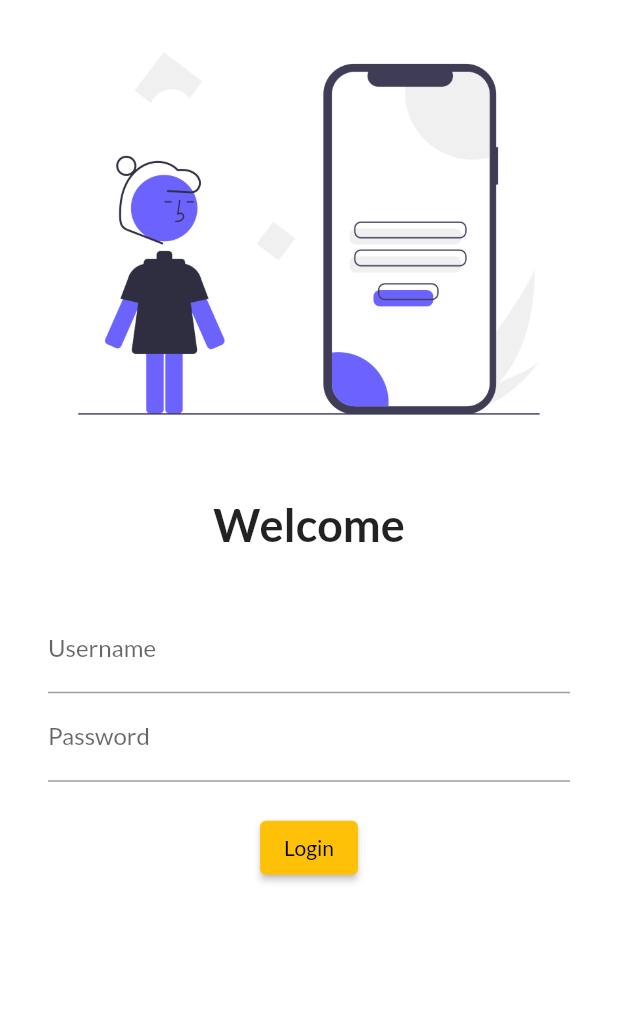
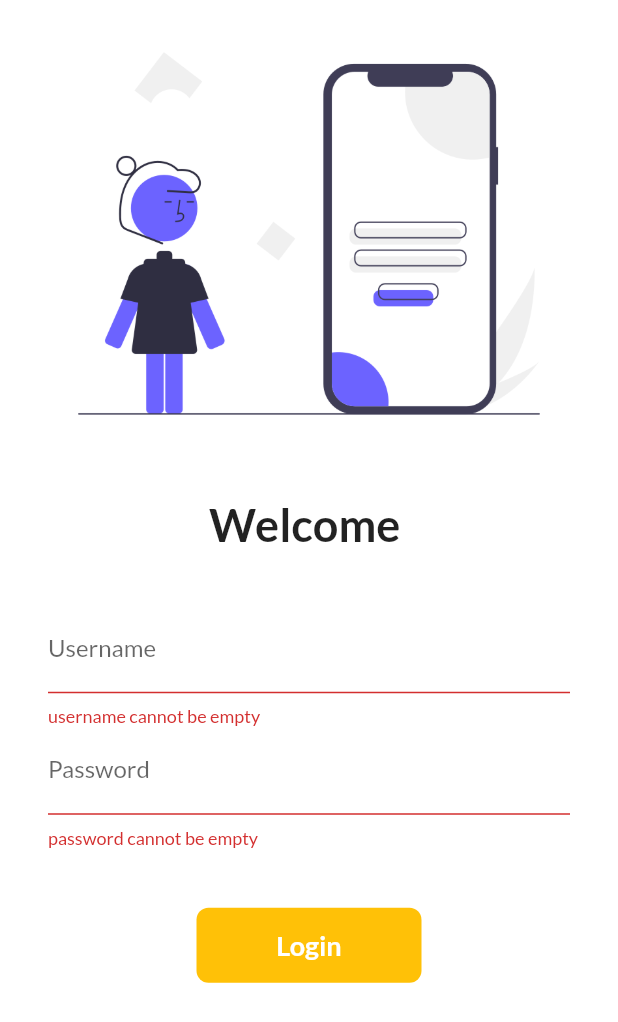
Before and after one commit to Harshitgoyal1402/flutter_catalog, a Flutter app: the LoginPage screen opened by its route, after a tap on "Login", on a phone screen of 412 x 824 dp. Shown: the top 1022 px of the screen. Run offline on Flutter 3.47's test engine with Material 2 defaults, Android fonts, the phone set to English and light mode, and no system bars; our stand-ins replace google_fonts; network calls fail.

Commit message:
theme extracted

```diff
--- a/lib/pages/home_page.dart
+++ b/lib/pages/home_page.dart
@@ -1,4 +1,5 @@
 import 'package:flutter/material.dart';
+import 'package:flutter_catalog/widgets/drawer.dart';
 
 class HomePage extends StatelessWidget {
   const HomePage({super.key});
@@ -14,7 +15,7 @@ class HomePage extends StatelessWidget {
           child: Text("Welcome to 30 days of flutter"),
         ),
       ),
-      drawer: Drawer(),
+      drawer: MyDrawer(),
     );
   }
 }
--- a/lib/pages/login_page.dart
+++ b/lib/pages/login_page.dart
@@ -1,12 +1,38 @@
 import 'package:flutter/material.dart';
+import 'package:flutter_catalog/utils/routes.dart';
 
-class LoginPage extends StatelessWidget {
+class LoginPage extends StatefulWidget {
   const LoginPage({super.key});
+
+  @override
+  State<LoginPage> createState() => _LoginPageState();
+}
+
+class _LoginPageState extends State<LoginPage> {
+  String name = "";
+  bool changeButton = false;
+  final _formKey = GlobalKey<FormState>();
+
+  moveToHome(BuildContext context) async {
+    if (_formKey.currentState!.validate()) {
+      setState(() {
+        changeButton = true;
+      });
+      await Future.delayed(const Duration(seconds: 1));
+      await Navigator.pushNamed(context, MyRoutes.homeRoute);
+      setState(() {
+        changeButton = false;
+      });
+    }
+  }
 
   @override
   Widget build(BuildContext context) {
     return Material(
       color: Colors.white,
+      child: SingleChildScrollView(
+        child: Form(
+          key: _formKey,
           child: Column(children: [
             Image.asset(
               "assets/images/login_image.png",
@@ -15,34 +41,81 @@ class LoginPage extends StatelessWidget {
             const SizedBox(
               height: 20,
             ),
-        const Text(
-          "Welcome",
+            Text(
+              "Welcome $name",
               style: TextStyle(fontSize: 30, fontWeight: FontWeight.bold),
             ),
             const SizedBox(
               height: 20,
             ),
             Padding(
-          padding: const EdgeInsets.symmetric(vertical: 16.0, horizontal: 32),
+              padding:
+                  const EdgeInsets.symmetric(vertical: 16.0, horizontal: 32),
               child: Column(
                 children: [
                   TextFormField(
                     decoration: const InputDecoration(
                         labelText: "Username", hintText: "Enter your Username"),
+                    onChanged: (value) {
+                      name = value;
+                      setState(() {});
+                    },
+                    validator: (value) {
+                      if (value?.isEmpty ?? true) {
+                        return "username cannot be empty";
+                      }
+
+                      return null;
+                    },
                   ),
                   TextFormField(
                     obscureText: true,
                     decoration: const InputDecoration(
                         labelText: "Password", hintText: "Enter your Password"),
+                    validator: (value) {
+                      if (value?.isEmpty ?? true) {
+                        return "password cannot be empty";
+                      } else if (value!.length < 6) {
+                        return "password cannot be smaller than 6 digits";
+                      }
+                      return null;
+                    },
                   ),
                   const SizedBox(
-                height: 20,
+                    height: 40,
                   ),
-              ElevatedButton(onPressed: () {}, child: Text("Login"))
+                  Material(
+                    color: Colors.amber,
+                    borderRadius: BorderRadius.circular(changeButton ? 50 : 8),
+                    child: InkWell(
+                      splashColor: Colors.lightBlue,
+                      onTap: () => moveToHome(context),
+                      child: AnimatedContainer(
+                        duration: const Duration(seconds: 1),
+                        height: 50,
+                        width: changeButton ? 50 : 150,
+                        alignment: Alignment.center,
+                        child: changeButton
+                            ? const Icon(
+                                Icons.done,
+                                color: Colors.white,
+                              )
+                            : const Text(
+                                "Login",
+                                style: TextStyle(
+                                    fontSize: 18,
+                                    fontWeight: FontWeight.bold,
+                                    color: Colors.white),
+                              ),
+                      ),
+                    ),
+                  ),
                 ],
               ),
             )
           ]),
+        ),
+      ),
     );
   }
 }
--- /dev/null
+++ b/lib/utils/routes.dart
@@ -0,0 +1,4 @@
+class MyRoutes {
+  static String loginRoute = "/login";
+  static String homeRoute = "/home";
+}
--- /dev/null
+++ b/lib/widgets/themes.dart
@@ -0,0 +1,20 @@
+import 'package:google_fonts/google_fonts.dart';
+
+import 'package:flutter/material.dart';
+
+class MyTheme {
+  static ThemeData lightTheme(BuildContext context) => ThemeData(
+      primarySwatch: Colors.amber,
+      fontFamily: GoogleFonts.lato().fontFamily,
+      primaryTextTheme: GoogleFonts.latoTextTheme(),
+      appBarTheme: AppBarTheme(
+          centerTitle: true,
+          color: Colors.white,
+          elevation: 0.0,
+          iconTheme: IconThemeData(color: Colors.black),
+          titleTextStyle:
+              Theme.of(context).appBarTheme.titleTextStyle?.copyWith()));
+
+  static ThemeData darkTheme(BuildContext context) =>
+      ThemeData(brightness: Brightness.dark);
+}
```
Also changed, not shown: lib/main.dart (+7 -8 lines), lib/widgets/drawer.dart (added, +55 -0 lines). Lines whose indentation alone changed are shown as unchanged.
